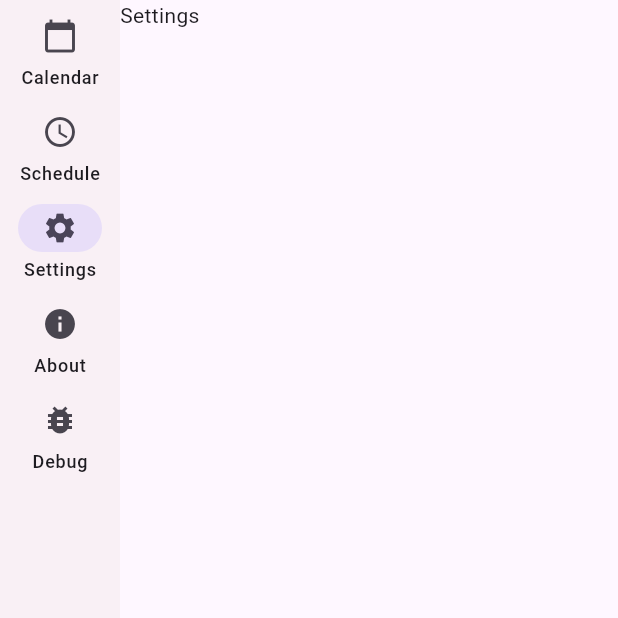
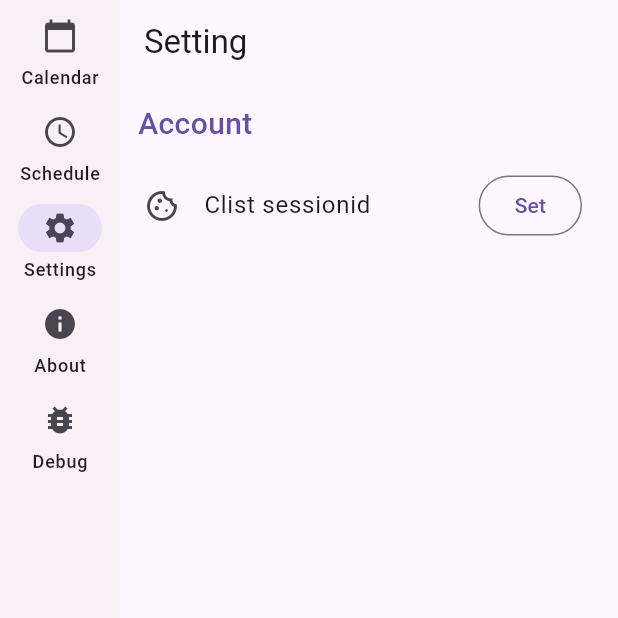
Before and after one commit to Swan416ya/CP-Schedule, a Flutter app: the screen it shows after launch, after a tap on "Schedule", after a tap on "Settings", on a phone screen of 412 x 824 dp, the top half of it. Run offline on Flutter 3.47's test engine with Material 3 defaults, Android fonts, the phone set to English and light mode, and no system bars; our stand-ins replace cookie_jar, dio, dio_cookie_manager; network calls fail.

Commit message:
SettingPageInit 20241010

```diff
--- /dev/null
+++ b/lib/Pages/Setting.dart
@@ -0,0 +1,97 @@
+import 'package:flutter/material.dart';
+import 'package:cp_schedule/Pages/about.dart';
+import 'dart:io';
+import 'package:cp_schedule/https/apiGetter.dart';
+
+class settingPage extends StatefulWidget
+{
+  @override
+  _settingPageState createState() => _settingPageState();
+}
+
+class _settingPageState extends State<settingPage>
+{
+  final TextEditingController _controller = TextEditingController();
+  @override
+  Widget build(BuildContext context)
+  {
+    return Scaffold(
+      appBar: AppBar(
+        title: Text('Setting'),
+      ),
+      body: ListView(
+        children: [
+          Container(
+            padding: const EdgeInsets.all(12),
+            child: Text(
+              'Account',
+              style: TextStyle(
+                fontSize: 20,
+                fontWeight: FontWeight.w500,
+                color: Theme.of(context).colorScheme.primary,
+              ),
+            ),
+          ),
+          ListTile(
+            leading: const Icon(Icons.cookie_outlined),
+            title: const Text('Clist sessionid'),
+            trailing: OutlinedButton(
+              onPressed: () {
+                _controller.clear();
+                showDialog(
+                  context: context,
+                  builder: (context) => AlertDialog(
+                    surfaceTintColor: Colors.transparent,
+                    title: const Text('cookies'),
+                    content: SizedBox(
+                      width: 400,
+                      height: 300,
+                      child: TextField(
+                        autofocus: true,
+                        maxLines: null,
+                        minLines: null,
+                        expands: true,
+                        controller: _controller,
+                        decoration: const InputDecoration(
+                          border: OutlineInputBorder(),
+                          labelText: 'Clist sessonid',
+                        ),
+                        onSubmitted: (value) async {
+                          await WebHelper.cookieManager.cookieJar
+                              .saveFromResponse(Uri.parse('https://clist.by'),
+                                  [Cookie('sessionid', value)]);
+                          if (!context.mounted) return;
+                          Navigator.pop(context);
+                        },
+                      ),
+                    ),
+                    actions: <Widget>[
+                      TextButton(
+                        onPressed: () {
+                          Navigator.pop(context);
+                        },
+                        child: const Text('Cancel'),
+                      ),
+                      TextButton(
+                        onPressed: () async {
+                          String value = _controller.text;
+                          await WebHelper.cookieManager.cookieJar
+                              .saveFromResponse(Uri.parse('https://clist.by'),
+                                  [Cookie('sessionid', value)]);
+                          if (!context.mounted) return;
+                          Navigator.pop(context);
+                        },
+                        child: const Text('OK'),
+                      ),
+                    ],
+                  ),
+                );
+              },
+              child: const Text('Set'),
+            ),
+          ),
+        ],
+      )
+    );
+  }
+}
--- a/lib/homePage.dart
+++ b/lib/homePage.dart
@@ -3,6 +3,7 @@ import 'package:cp_schedule/Pages/about.dart';
 import 'package:cp_schedule/Pages/Schedule.dart';
 import 'package:cp_schedule/Parts/ContestCard.dart';
 import 'package:cp_schedule/Pages/Debug.dart';
+import 'package:cp_schedule/Pages/Setting.dart';
 
 class homePage extends StatefulWidget {
   @override
@@ -87,7 +88,7 @@ class _homePageState extends State<homePage> {
                   key: _Settings,
                   onGenerateRoute: (RouteSettings settings) {
                     return MaterialPageRoute(
-                      builder: (context) => Text('Settings'),
+                      builder: (context) => settingPage(),
                     );
                   },
                 ),
```
Also changed, not shown: 1 other file.
